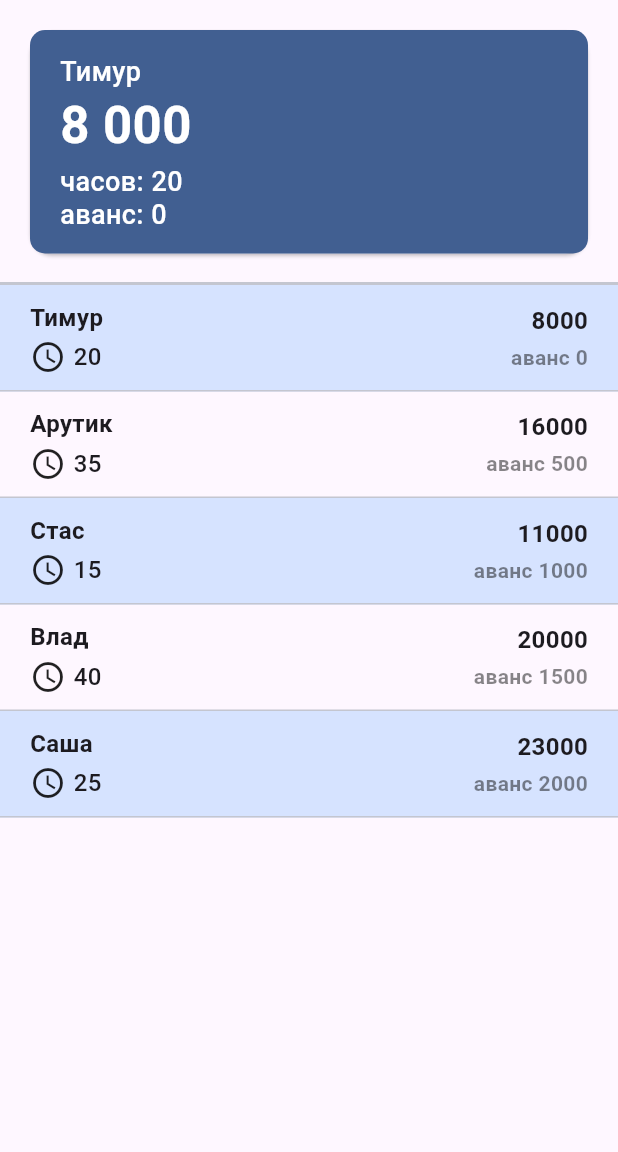
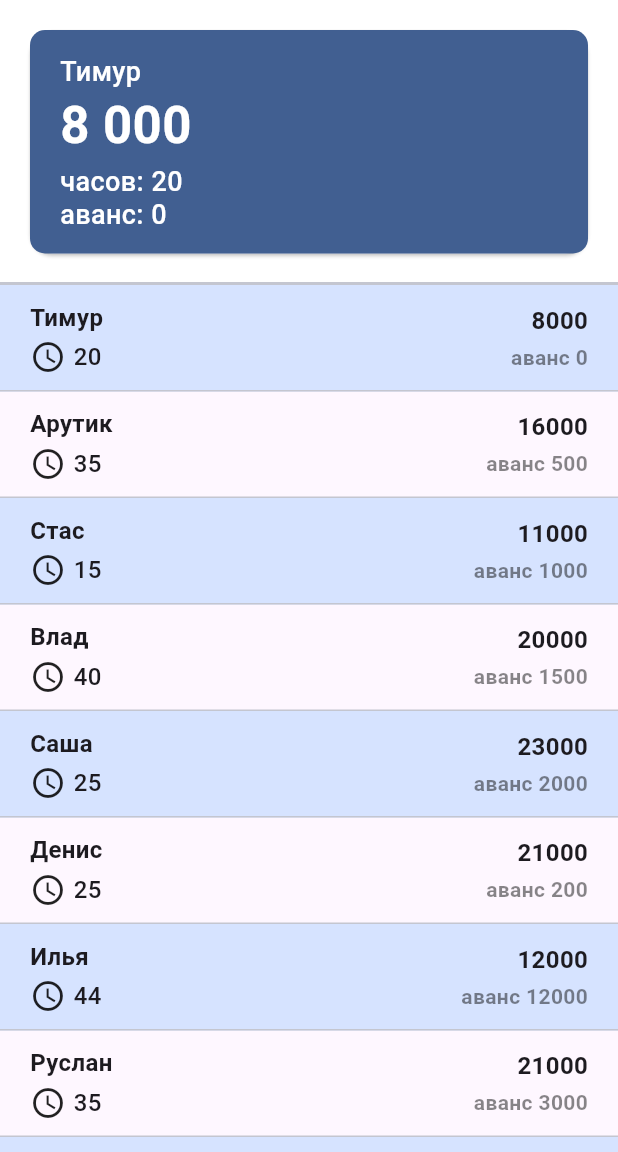
Before and after one commit to Leningram/flutter_tips_app, a Flutter app: the screen it shows after launch, on a phone screen of 412 x 824 dp, the part 84-1236 px from its top. Run offline on Flutter 3.47's test engine with Material 3 defaults, Android fonts, the phone set to English and light mode, and no system bars; our stand-ins replace flutter_riverpod.

Commit message:
employee info

```diff
--- a/lib/constants/mock.dart
+++ b/lib/constants/mock.dart
@@ -46,14 +46,40 @@ List<Employee> mockEmployees = [
     image: "https://example.com/image5.jpg",
     percent: 1.0,
   ),
+  Employee(
+    name: "Денис",
+    team: "57481236",
+    tipsAmount: 21000,
+    advance: 200,
+    hours: 25,
+    image: "https://example.com/image5.jpg",
+    percent: 1.0,
+  ),
+  Employee(
+    name: "Илья",
+    team: "57481236",
+    tipsAmount: 12000,
+    advance: 12000,
+    hours: 44,
+    image: "https://example.com/image5.jpg",
+    percent: 1.0,
+  ),
+  Employee(
+    name: "Руслан",
+    team: "57481236",
+    tipsAmount: 21000,
+    advance: 3000,
+    hours: 35,
+    image: "https://example.com/image5.jpg",
+    percent: 1.0,
+  ),
+  Employee(
+    name: "Максим",
+    team: "57481236",
+    tipsAmount: 20000,
+    advance: 0,
+    hours: 45,
+    image: "https://example.com/image5.jpg",
+    percent: 1.0,
+  ),
 ];
-
-Employee mockUser = Employee(
-  name: 'Длинноеимяпользователя',
-  team: '57481236',
-  tipsAmount: 24500,
-  advance: 12200,
-  hours: 45,
-  image: 'https://example.com/image5.jpg',
-  percent: 1.0,
-);
--- a/lib/presentations/pages/start_screen.dart
+++ b/lib/presentations/pages/start_screen.dart
@@ -44,9 +44,7 @@ class StartScreen extends ConsumerWidget {
         crossAxisAlignment: CrossAxisAlignment.start,
         children: [
           if (user != null) UserInfo(user: user),
-          const SizedBox(
-            height: 20,
-          ),
+
           const Divider(
             height: 1,
             thickness: 2,
--- a/lib/presentations/widgets/employee_item.dart
+++ b/lib/presentations/widgets/employee_item.dart
@@ -1,19 +1,65 @@
 import 'package:flutter/material.dart';
 import 'package:flutter_tips_app/data/models/employee.dart';
+import 'package:flutter_tips_app/presentations/widgets/employee_info.dart';
 
 class EmployeeItem extends StatefulWidget {
-  const EmployeeItem({required this.employeeData, super.key});
+  const EmployeeItem(
+      {required this.employeeData, this.backgroundColor, super.key});
 
   final Employee employeeData;
+  final Color? backgroundColor;
 
   @override
   State<EmployeeItem> createState() => _EmployeeItemState();
 }
 
 class _EmployeeItemState extends State<EmployeeItem> {
+  Future<void> _dialogBuilder(BuildContext context) {
+    return showDialog<void>(
+        context: context,
+        builder: (BuildContext context) {
+          return AlertDialog(
+            contentPadding: const EdgeInsets.symmetric(horizontal: 10, vertical: 0),
+            title: Text(widget.employeeData.name),
+            content: EmployeeInfo(
+              employee: widget.employeeData,
+            ),
+            actions: <Widget>[
+              TextButton(
+                style: TextButton.styleFrom(
+                  textStyle: Theme.of(context).textTheme.labelLarge,
+                ),
+                child: const Text('Отмена'),
+                onPressed: () {
+                  Navigator.of(context).pop();
+                },
+              ),
+              OutlinedButton(
+                style: TextButton.styleFrom(
+                  textStyle: Theme.of(context).textTheme.labelLarge,
+                ),
+                child: const Text('Ок'),
+                onPressed: () {
+                  Navigator.of(context).pop();
+                },
+              ),
+            ],
+          );
+        });
+  }
+  // showModalBottomSheet(
+  //     context: context,
+  //     builder: (ctx) => EmployeeInfo(employee: widget.employeeData,));
+
   @override
   Widget build(BuildContext context) {
-    return Column(
+    return InkWell(
+      onTap: () => _dialogBuilder(context),
+      child: Ink(
+        decoration: BoxDecoration(
+          color: widget.backgroundColor,
+        ),
+        child: Column(
           children: [
             Padding(
               padding: const EdgeInsets.symmetric(vertical: 10, horizontal: 20),
@@ -25,8 +71,14 @@ class _EmployeeItemState extends State<EmployeeItem> {
                       Column(
                         crossAxisAlignment: CrossAxisAlignment.start,
                         children: [
-                      Text(widget.employeeData.name, style: const TextStyle(fontSize: 16, fontWeight: FontWeight.w700),),
-                      const SizedBox(height: 3,),
+                          Text(
+                            widget.employeeData.name,
+                            style: const TextStyle(
+                                fontSize: 16, fontWeight: FontWeight.w700),
+                          ),
+                          const SizedBox(
+                            height: 3,
+                          ),
                           Row(
                             children: [
                               const Icon(Icons.watch_later_outlined),
@@ -35,7 +87,8 @@ class _EmployeeItemState extends State<EmployeeItem> {
                               ),
                               Text(
                                 widget.employeeData.hours.toString(),
-                            style: const TextStyle(fontWeight: FontWeight.w500, fontSize: 16),
+                                style: const TextStyle(
+                                    fontWeight: FontWeight.w500, fontSize: 16),
                               )
                             ],
                           )
@@ -81,6 +134,8 @@ class _EmployeeItemState extends State<EmployeeItem> {
               height: 1,
             ),
           ],
+        ),
+      ),
     );
   }
 }
--- a/lib/presentations/widgets/employee_list.dart
+++ b/lib/presentations/widgets/employee_list.dart
@@ -4,7 +4,6 @@ import 'package:flutter_tips_app/presentations/widgets/employee_item.dart';
 
 class EmployeeList extends StatelessWidget {
   const EmployeeList({super.key, required this.employees});
-
   final List<Employee> employees;
 
   @override
@@ -12,11 +11,15 @@ class EmployeeList extends StatelessWidget {
     return Expanded(
       child: ListView.builder(
         itemCount: employees.length,
-        itemBuilder: (ctx, index) => Container(
-            color: index % 2 == 0
+        itemBuilder: (ctx, index) {
+          final bool hasBackground = index % 2 == 0;
+          return EmployeeItem(
+            employeeData: employees[index],
+            backgroundColor: hasBackground
                 ? Theme.of(context).colorScheme.primaryContainer
                 : null,
-            child: EmployeeItem(employeeData: employees[index])),
+          );
+        },
       ),
     );
   }
--- a/lib/presentations/widgets/user_info.dart
+++ b/lib/presentations/widgets/user_info.dart
@@ -10,7 +10,11 @@ class UserInfo extends StatelessWidget {
 
   @override
   Widget build(BuildContext context) {
-    return Card(
+    return Container(
+      decoration: const BoxDecoration(color: Colors.white),
+      child: Padding(
+        padding: const EdgeInsets.fromLTRB(0,0,0,20),
+        child: Card(
           shape: RoundedRectangleBorder(borderRadius: BorderRadius.circular(15)),
           margin: const EdgeInsets.fromLTRB(20, 20, 20, 0),
           child: Container(
@@ -78,6 +82,8 @@ class UserInfo extends StatelessWidget {
               ),
             ),
           ),
+        ),
+      ),
     );
   }
 }
```
Also changed, not shown: lib/presentations/widgets/counter_input.dart (added, +82 -0 lines), lib/presentations/widgets/employee_info.dart (added, +50 -0 lines). Lines whose indentation alone changed are shown as unchanged.
